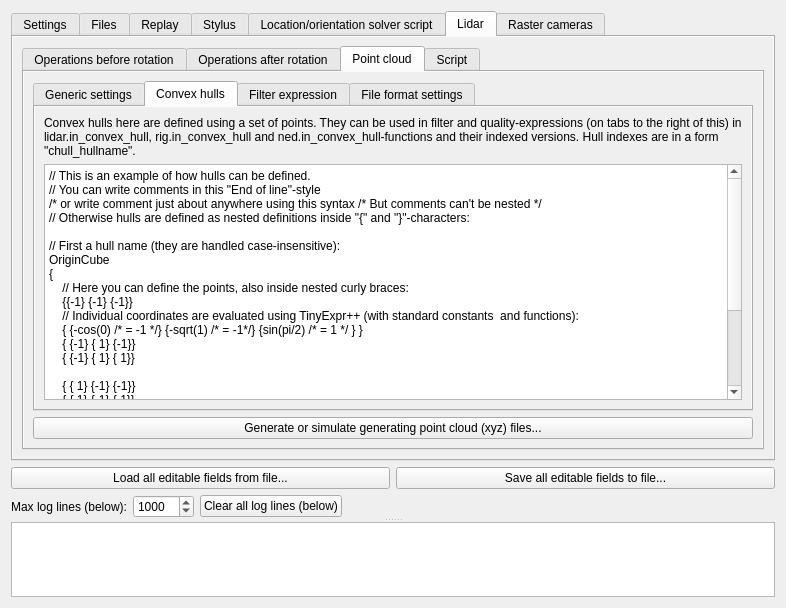
The window that PostProcessing/postprocessingform.ui (GNSS-Stylist/GNSS-Stylus) describes before a commit, drawn with Qt 5.
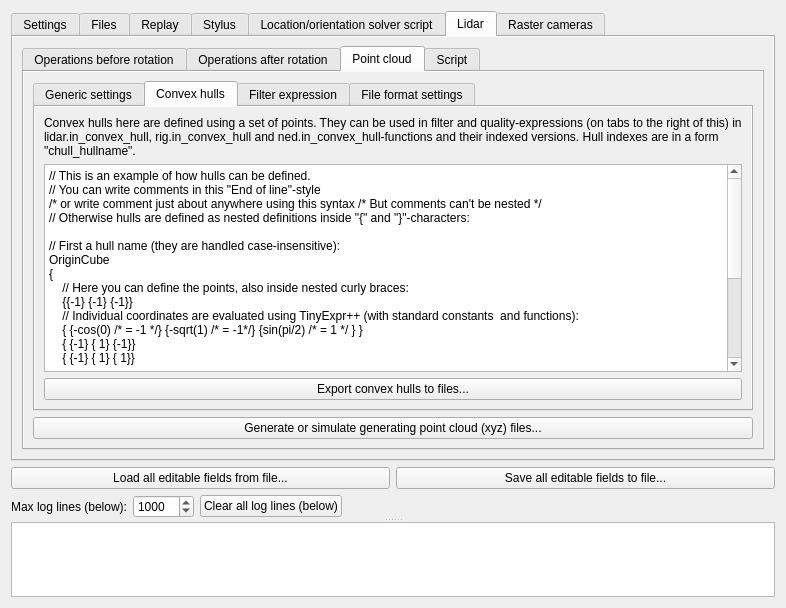
The same window after the commit. The open tabs and pages were chosen to show the change.

Commit message: Add exporting of convex hulls to .obj-files

Patch:
```diff
--- a/PostProcessing/postprocessingform.ui
+++ b/PostProcessing/postprocessingform.ui
@@ -3204,6 +3204,13 @@
                      </property>
                     </widget>
                    </item>
+                   <item>
+                    <widget class="QPushButton" name="pushButton_Lidar_PointCloud_ConvexHulls_Export">
+                     <property name="text">
+                      <string>Export convex hulls to files...</string>
+                     </property>
+                    </widget>
+                   </item>
                   </layout>
                  </widget>
                  <widget class="QWidget" name="tab_PointCloud_Lidar_FilterExpression">
```
Left out of the diff: 2 changed lines with no effect on the pictures. The commit also changes 2 other files.
